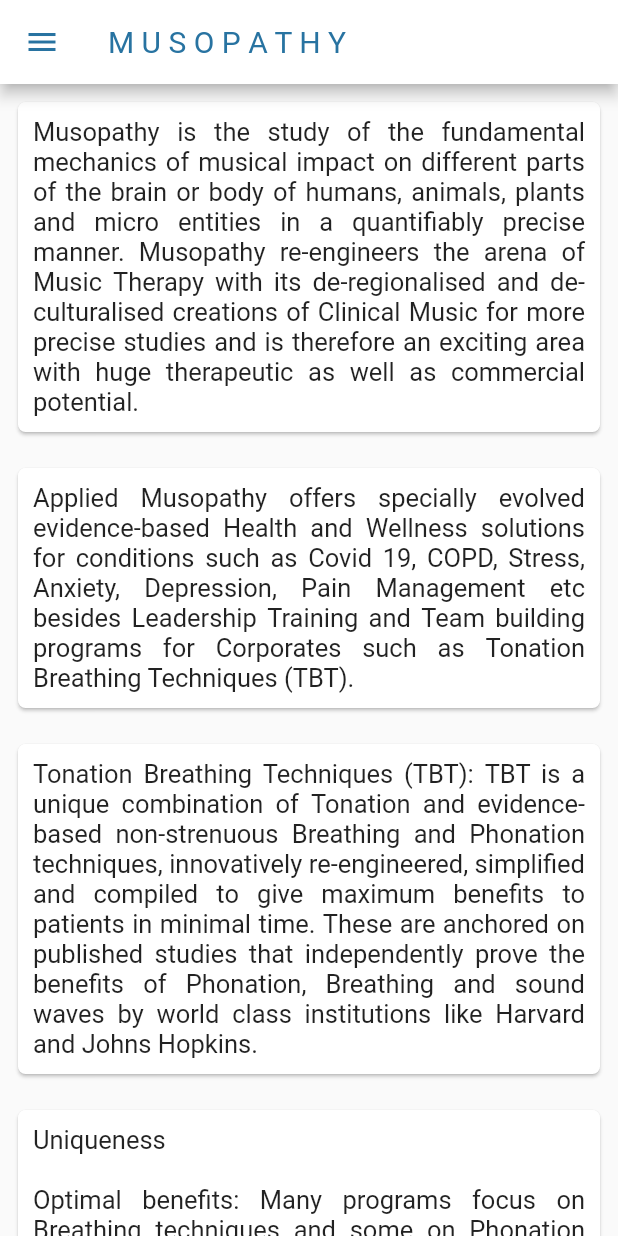
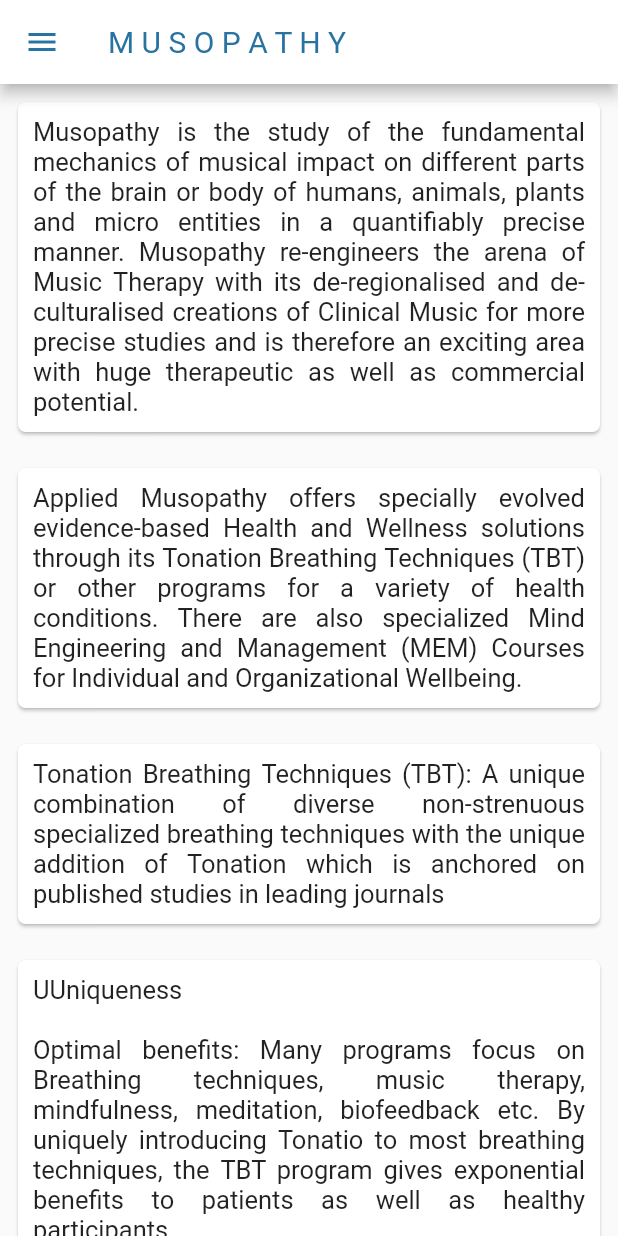
Before and after one commit to piyush445/musopathy, a Flutter app: the Mtbtshow screen opened directly, on a phone screen of 412 x 824 dp. Run offline on Flutter 3.47's test engine with Material 2 defaults, Android fonts, the phone set to English and light mode, and no system bars; our stand-ins replace cloud_firestore, country_code_picker, data_connection_checker, firebase_auth, firebase_core, fluttertoast and 4 more; missing offline and left inert: draggable_bottom_sheet, flutter_email_sender, razorpay_flutter; accounts and stored records are empty; Roboto replaces fonts that are missing (Ubuntu); statements that could not run were skipped.

Commit message:
References to covid removed
Text changed to remove references to covid

```diff
--- a/lib/screens/benefitstbt.dart
+++ b/lib/screens/benefitstbt.dart
@@ -7,12 +7,12 @@ class Benefits extends StatelessWidget {
   final List<Mtbt> data = [
     Mtbt("""
 In the TBT program, inhalation is never sudden, vigorous or very deep.
-1. In most TBT steps, there is no holding of breath involved.
+1. In most TBT steps, there is no holding of breath involved
 2. The focus is on controlled exhalation but again based on personal comfort but with the addition of tonation of single frequencies (not dynamic music).
-3. This controlled tonation rids the lungs of stale carbon dioxide accumulated over time and thereby improves inhalation also, enabling fresh Oxygen to get to more remote parts of the lungs, which improves lung health and also decreases risks of infections like Covid.
-4. Tonation is either through closed lips where only the nose is involved (humming) or through pursed lips and puffed cheeks to make it controlled.
+3. This controlled tonation rids the lungs of stale carbon dioxide accumulated over time and thereby improves inhalation also, enabling fresh Oxygen to get to more remote parts of the lungs, which improves lung health and also decreases risks of infections.
+4. Tonation is either through closed lips where only the nose is involved (humming) or through pursed lips and puffed cheeks to make it controlled
 5. Those practising the Musopathy controlled tonation have cleared their respiratory pathways through this self-created vibration in their nasal and throat regions.
-6. Further, nasal tonation has been proved to increase the Nitric Oxide content among participants which has multiple other benefits including vasodilation, improved memory and muscular systems.
+6. Further, nasal tonation has been proved to increase the Nitric Oxide content among participants which has multiple other benefits.
 7. Musopathy TBT has also enabled people to combat stress, anxiety, depression and fatigue and increased focus, energy, clarity and decision making abilities.
         """, Colors.white),
 
--- a/lib/screens/introPage2.dart
+++ b/lib/screens/introPage2.dart
@@ -131,7 +131,12 @@ class WebViewExampleState extends State<WebViewExample> {
               Padding(
                 padding: const EdgeInsets.all(16.0),
                 child: Text(
-                  "The Musopathy Tonation Breathing Techniques (TBT) are being used by a number of people to improve Covid and general Health and enhance Wellness.  Musopathy Mind Engineering and Management sessions are being taken by both organizations and individuals for excellence, leadership and team building.  TBT consist of diverse non-strenuous and easily practicable breathing and Tonation exercises.  The applications range from Covid management and rehab to respiratory and immunological health as well as management of Pain, Sinus, Muscle Tension, Insomnia, Stress, Anxiety, Phobia, Panic, Depression and as Cognitive Behavioral Therapy (CBT).  Hundreds of participants of TBT sessions have also reported increased focus, clarity, calmness and on overall sense of enhanced wellness.",
+                  "The Musopathy TBT Health and Wellness App consists of instructional videos of non-strenuous Tonation Breathing Techniques (TBTs) that can help you combat several conditions including the following:
+
+ Respiratory issues related to Common Cold, Covid, COPD, Muscular tension, Sinus headaches, Sleep disorders, Stress, Anxiety, Depression, Aggression, Anger, Panic & Phobia and other Behavioral issues.  It also helps in Pain Management and Mind Management by increasing focus, clarity, calmness, energy, stamina, and equanimity.
+
+The TBT Wellness Videos** are of two types: (a) TBT Techniques such as Nasal Tonation, Buzz Tonation, Pursed Lips Tonation & Pronal Tonation and (b) Applications for various conditions mentioned above.  The duration of each video has been intentionally kept short to enable participants to stay focused and grasp the technique easily and do it themselves thereafter.
+.",
                   textAlign: TextAlign.justify,
                   style: TextStyle(fontFamily: 'Poppins', fontSize: 18),
                 ),
--- a/lib/screens/mtbtshow.dart
+++ b/lib/screens/mtbtshow.dart
@@ -9,13 +9,13 @@ class Mtbtshow extends StatelessWidget {
         "Musopathy is the study of the fundamental mechanics of musical impact on different parts of the brain or body of humans, animals, plants and micro entities in a quantifiably precise manner.  Musopathy re-engineers the arena of Music Therapy with its de-regionalised and de-culturalised creations of Clinical Music for more precise studies and is therefore an exciting area with huge therapeutic as well as commercial potential.",
         Colors.white),
     Mtbt(
-        "Applied Musopathy offers specially evolved evidence-based Health and Wellness solutions for conditions such as Covid 19, COPD, Stress, Anxiety, Depression, Pain Management etc besides Leadership Training and Team building programs for Corporates such as Tonation Breathing Techniques (TBT).",
+        "Applied Musopathy offers specially evolved evidence-based Health and Wellness solutions through its Tonation Breathing Techniques (TBT) or other programs for a variety of health conditions. There are also specialized Mind Engineering and Management (MEM) Courses for Individual and Organizational Wellbeing.",
         Colors.white),
     Mtbt(
-        "Tonation Breathing Techniques (TBT):  TBT is a unique combination of Tonation and evidence-based non-strenuous Breathing and Phonation techniques, innovatively re-engineered, simplified and compiled to give maximum benefits to patients in minimal time. These are anchored on published studies that independently prove the benefits of Phonation, Breathing and sound waves by world class institutions like Harvard and Johns Hopkins.",
+        "Tonation Breathing Techniques (TBT): A unique combination of diverse non-strenuous specialized breathing techniques with the unique addition of Tonation which is anchored on published studies in leading journals",
         Colors.white),
     Mtbt(
-        "Uniqueness \n\nOptimal benefits:  Many programs focus on Breathing techniques and some on Phonation (Humming). By uniquely combining three components - Breathing, Tonation and Phonation, the Musopathy TBT program gives multiple benefits to patients as well as healthy participants to prevent Covid.\n\n Simplified: TBT includes only the easiest techniques and simplifications of even seemingly challenging ones from other programs to not tax even the severely weakened. Variations: Several variations have been introduced to provide higher benefits by engaging more of the respiratory pathways.\n\n Minimalistic approach: There are many Social Media videos with wrong or even harmful techniques for people with specific conditions.  TBT eliminates non-beneficial and anti-beneficial techniques completely.\nFocus: The TBT twin mantra of Mindfulness and Restfulness is life enhancing and - at times, life saving. \n ",
+        "UUniqueness \n\nOptimal benefits:  Many programs focus on Breathing techniques, music therapy, mindfulness, meditation, biofeedback etc. By uniquely introducing Tonatio to most breathing techniques, the TBT program gives exponential benefits to patients as well as healthy participants.\n\n Simplified: TBT includes only the easiest techniques and simplifications of even seemingly challenging ones from other programs to not tax even the severely weakened. Variations: Several variations have been introduced to provide higher benefits by engaging more of the respiratory pathways.\n\n Minimalistic approach: TBT emphasises on the most essential techniques to ensure that even 2-3 minutes .\nFocus: The TBT twin mantra of Mindfulness and Restfulness is life enhancing and - at times, life saving. \n ",
         Colors.white),
     // Mtbt(, c),
     // Mtbt(text, c),
--- a/lib/screens/payment.dart
+++ b/lib/screens/payment.dart
@@ -192,7 +192,7 @@ Do not begin any exercises including the Musopathy techniques if you have high f
 Stop immediately if you develop dizziness, undue shortness of breath, chest pain, cool, clammy skin, fatigue, irregular heartbeat or any symptoms you consider an emergency.
 Get emergency attention immediately if these symptoms don’t stop with rest or if you experience any change in physical or mental status from your normal capacity.
 
-Musopathy Tonation Breathing Techniques (TBT) program is only a supplement to - and not a substitute for - standard clinical treatment for COVID-19 or any other condition. So do NOT stop your medication without your Doctor’s consent and always follow standard Covid safety guidelines of social distancing, appropriate masking, face and hand hygiene, vaccination etc.
+Musopathy Tonation Breathing Techniques (TBT) program is only a supplement to - and not a substitute for - standard clinical treatment. So do NOT stop your medication without your Doctor’s consent.
 
                                         """),
                               actions: [
--- a/lib/screens/showfaq.dart
+++ b/lib/screens/showfaq.dart
@@ -62,7 +62,7 @@ class ShowFaq extends StatelessWidget {
     // ]),
     Entry("How is Musopathy different from other breathing programs?", <Entry>[
       Entry(
-          "Though the distinctiveness of the Musopathy program is due to: \n (a) Adding Tonation to several techniques to leverage on the benefits of both the sound wave and the vibration generated in the associated parts of the body including respiratory passages \n (b) Selecting the easiest techniques that have benefited millions and re-engineering some at a subtle level  \n (c) Simplifying even intricate techniques to make them more accessible  \n (d) Introducing variations designed to provide targeted benefits  \n (e) Coining across the board user friendly terms  \n (f) Creating a mix of these to ensure that users enjoy the maximum benefits with minimal investment of time and effort by following even a subset of them."),
+          "The distinctiveness of the TBT program is due to: \n (a) Adding Tonation to several techniques to leverage on the benefits of both the sound wave and the vibration generated in the associated parts of the body including respiratory passages \n (b) Selecting the easiest techniques that have benefited millions and re-engineering some at a subtle level  \n (c) Simplifying even intricate techniques to make them more accessible  \n (d) Introducing variations designed to provide targeted benefits  \n (e) Coining across the board user friendly terms  \n (f) Creating a mix of these to ensure that users enjoy the maximum benefits with minimal investment of time and effort by following even a subset of them."),
     ]),
     // Entry("What benefits do I derive from these sessions?", <Entry>[
     //   Entry(
--- a/lib/screens/splashScreen.dart
+++ b/lib/screens/splashScreen.dart
@@ -47,7 +47,7 @@ class _SplashScreenState extends State<SplashScreen> {
                     Padding(
                       padding: const EdgeInsets.symmetric(horizontal: 16),
                       child: Text(
-                        'Tonation Breathing Techniques to \nCombat Covid & Other Conditions ',
+                        'Tonation Breathing Techniques for \n Wellness and Excellence',
                         textAlign: TextAlign.center,
                         style: TextStyle(
                           fontSize: 15,
```
